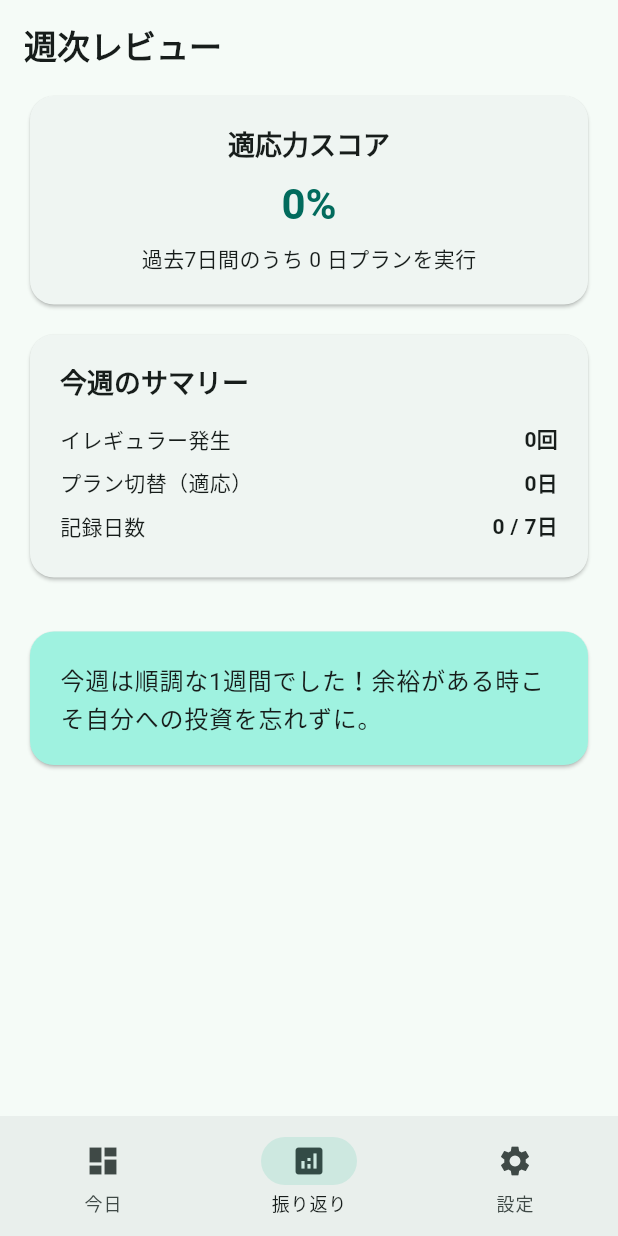
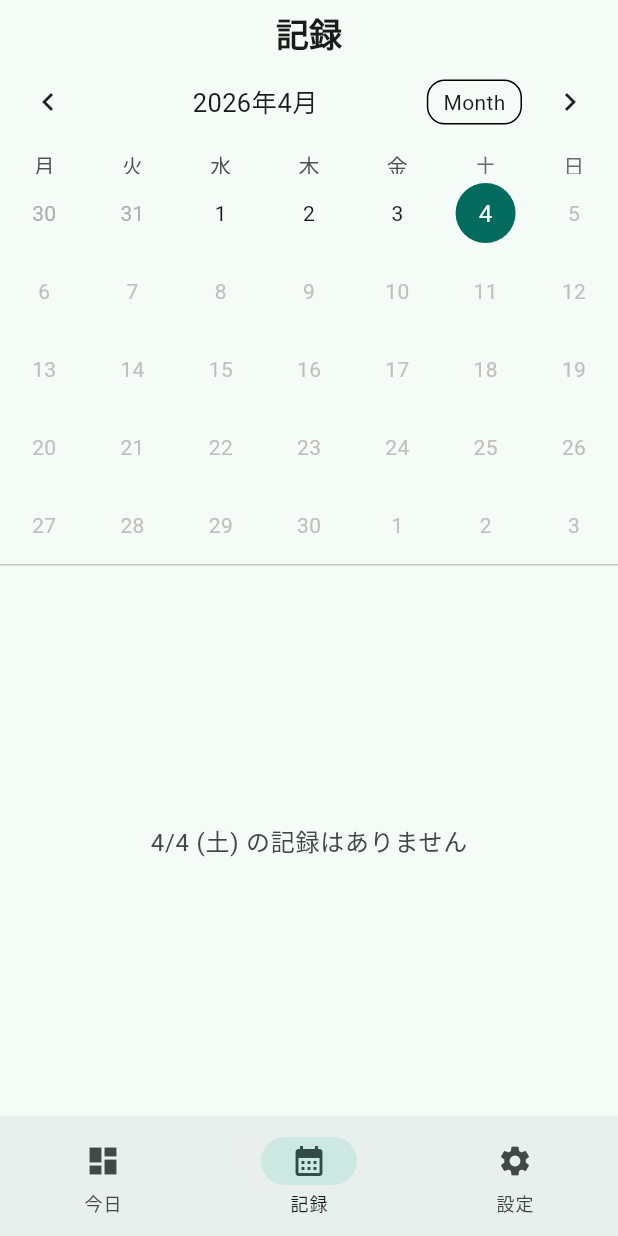
Before and after one commit to linnefromice/papatune-flutter, a Flutter app: the DashboardScreen screen opened by its route, item 2 of the bottom bar chosen, on a phone screen of 412 x 824 dp. Run offline on Flutter 3.47's test engine with Material 3 defaults, Android fonts, the phone set to English and light mode, and no system bars; drawn by our look-alikes of table_calendar; our stand-ins replace shared_preferences; accounts and stored records are empty.

Commit message:
Add calendar-based daily record view with task history
Replace the weekly review page with a calendar view (table_calendar)
that shows daily plan records:

- Calendar marks days that have plans with dot indicators
- Tap any date to view that day's plan details and task completion
- Tasks can be toggled (checked/unchecked) for any past date
- PlanProvider: add getPlanForDate, hasPlanForDate, toggleTaskForDate
- Bottom nav: rename "振り返り" to "記録" with calendar icon

Co-Authored-By: Claude Opus 4.6 (1M context) <noreply@anthropic.com>

```diff
--- a/lib/screens/dashboard/dashboard_screen.dart
+++ b/lib/screens/dashboard/dashboard_screen.dart
@@ -85,7 +85,7 @@ class _DashboardScreenState extends State<DashboardScreen> {
         onDestinationSelected: (i) => setState(() => _currentIndex = i),
         destinations: const [
           NavigationDestination(icon: Icon(Icons.dashboard), label: '今日'),
-          NavigationDestination(icon: Icon(Icons.analytics), label: '振り返り'),
+          NavigationDestination(icon: Icon(Icons.calendar_month), label: '記録'),
           NavigationDestination(icon: Icon(Icons.settings), label: '設定'),
         ],
       ),
--- a/lib/screens/dashboard/pages/review_page.dart
+++ b/lib/screens/dashboard/pages/review_page.dart
@@ -1,190 +1,183 @@
 import 'package:flutter/material.dart';
+import 'package:intl/intl.dart';
 import 'package:provider/provider.dart';
+import 'package:table_calendar/table_calendar.dart';
 
-import '../../../constants/app_values.dart';
-import '../../../enums/plan_mode.dart';
-import '../../../providers/disruption_provider.dart';
+import '../../../models/daily_plan.dart';
 import '../../../providers/plan_provider.dart';
-import '../widgets/stat_row.dart';
 
-class ReviewPage extends StatelessWidget {
+class ReviewPage extends StatefulWidget {
   const ReviewPage({super.key});
+
+  @override
+  State<ReviewPage> createState() => _ReviewPageState();
+}
+
+class _ReviewPageState extends State<ReviewPage> {
+  DateTime _focusedDay = DateTime.now();
+  DateTime _selectedDay = DateTime.now();
+  CalendarFormat _calendarFormat = CalendarFormat.month;
 
   @override
   Widget build(BuildContext context) {
     final theme = Theme.of(context);
-    final plans =
-        context.watch<PlanProvider>().plansForLastNDays(AppValues.reviewPeriodDays);
-    final disruptions = context.watch<DisruptionProvider>();
-
-    final last7dDisruptions = disruptions.logsForDateRange(
-      DateTime.now().subtract(
-          const Duration(days: AppValues.reviewPeriodDays)),
-      DateTime.now(),
-    );
-
-    final daysWithPlans = plans.length;
-    final daysAdapted =
-        plans.where((p) => p.mode != PlanMode.planA).length;
-    final adaptabilityScore = daysWithPlans > 0
-        ? ((daysWithPlans / AppValues.reviewPeriodDays) * 100).round()
-        : 0;
+    final planProvider = context.watch<PlanProvider>();
+    final selectedPlan = planProvider.getPlanForDate(_selectedDay);
+    final plans = planProvider.plans;
 
     return SafeArea(
-      child: ListView(
-        padding: const EdgeInsets.all(16),
+      child: Column(
         children: [
-          Text('週次レビュー', style: theme.textTheme.headlineMedium),
-          const SizedBox(height: 16),
-          _AdaptabilityScoreCard(
-            score: adaptabilityScore,
-            daysWithPlans: daysWithPlans,
+          Padding(
+            padding: const EdgeInsets.fromLTRB(16, 8, 16, 0),
+            child: Text('記録', style: theme.textTheme.headlineMedium),
           ),
-          const SizedBox(height: 12),
-          _WeeklySummaryCard(
-            disruptionCount: last7dDisruptions.length,
-            daysAdapted: daysAdapted,
-            daysWithPlans: daysWithPlans,
+          TableCalendar<DailyPlan>(
+            firstDay: DateTime.now().subtract(const Duration(days: 365)),
+            lastDay: DateTime.now(),
+            focusedDay: _focusedDay,
+            selectedDayPredicate: (day) => isSameDay(day, _selectedDay),
+            calendarFormat: _calendarFormat,
+            onFormatChanged: (format) =>
+                setState(() => _calendarFormat = format),
+            onDaySelected: (selected, focused) {
+              setState(() {
+                _selectedDay = selected;
+                _focusedDay = focused;
+              });
+            },
+            eventLoader: (day) {
+              final plan = plans[_dateKey(day)];
+              return plan != null ? [plan] : [];
+            },
+            calendarStyle: CalendarStyle(
+              markerDecoration: BoxDecoration(
+                color: theme.colorScheme.primary,
+                shape: BoxShape.circle,
+              ),
+              markerSize: 6,
+              markersMaxCount: 1,
+              todayDecoration: BoxDecoration(
+                color: theme.colorScheme.primaryContainer,
+                shape: BoxShape.circle,
+              ),
+              selectedDecoration: BoxDecoration(
+                color: theme.colorScheme.primary,
+                shape: BoxShape.circle,
+              ),
+            ),
+            headerStyle: const HeaderStyle(
+              formatButtonShowsNext: false,
+              titleCentered: true,
+            ),
+            locale: 'ja_JP',
+            startingDayOfWeek: StartingDayOfWeek.monday,
           ),
-          const SizedBox(height: 12),
-          if (plans.isNotEmpty) _PlanModeHistoryCard(plans: plans),
-          const SizedBox(height: 16),
-          _FeedbackCard(daysAdapted: daysAdapted),
+          const Divider(height: 1),
+          Expanded(
+            child: selectedPlan != null
+                ? _DayPlanDetail(
+                    plan: selectedPlan,
+                    date: _selectedDay,
+                  )
+                : Center(
+                    child: Text(
+                      '${DateFormat('M/d (E)', 'ja_JP').format(_selectedDay)} の記録はありません',
+                      style: theme.textTheme.bodyLarge?.copyWith(
+                        color: theme.colorScheme.onSurfaceVariant,
+                      ),
+                    ),
+                  ),
+          ),
         ],
       ),
     );
   }
+
+  String _dateKey(DateTime day) {
+    return '${day.year}-${day.month.toString().padLeft(2, '0')}-${day.day.toString().padLeft(2, '0')}';
+  }
 }
 
-class _AdaptabilityScoreCard extends StatelessWidget {
-  final int score;
-  final int daysWithPlans;
-  const _AdaptabilityScoreCard({
-    required this.score,
-    required this.daysWithPlans,
-  });
+class _DayPlanDetail extends StatelessWidget {
+  final DailyPlan plan;
+  final DateTime date;
+
+  const _DayPlanDetail({required this.plan, required this.date});
 
   @override
   Widget build(BuildContext context) {
     final theme = Theme.of(context);
-    return Card(
-      child: Padding(
-        padding: const EdgeInsets.all(20),
-        child: Column(
+    final dateLabel = DateFormat('M/d (E)', 'ja_JP').format(date);
+
+    return ListView(
+      padding: const EdgeInsets.all(16),
+      children: [
+        Row(
           children: [
-            Text('適応力スコア', style: theme.textTheme.titleLarge),
-            const SizedBox(height: 12),
-            Text(
-              '$score%',
-              style: theme.textTheme.headlineLarge?.copyWith(
-                color: theme.colorScheme.primary,
-                fontWeight: FontWeight.bold,
+            Text(dateLabel, style: theme.textTheme.titleMedium),
+            const SizedBox(width: 8),
+            Container(
+              padding: const EdgeInsets.symmetric(horizontal: 8, vertical: 2),
+              decoration: BoxDecoration(
+                color: plan.mode.color.withAlpha(30),
+                borderRadius: BorderRadius.circular(8),
+              ),
+              child: Text(
+                plan.mode.description,
+                style: theme.textTheme.labelSmall?.copyWith(
+                  color: plan.mode.color,
+                ),
               ),
             ),
-            const SizedBox(height: 8),
-            Text('過去${AppValues.reviewPeriodDays}日間のうち $daysWithPlans 日プランを実行'),
+            const Spacer(),
+            Text(
+              '${plan.completedCount} / ${plan.totalCount}',
+              style: theme.textTheme.bodyMedium?.copyWith(
+                color: theme.colorScheme.onSurfaceVariant,
+              ),
+            ),
           ],
         ),
-      ),
+        const SizedBox(height: 8),
+        LinearProgressIndicator(
+          value:
+              plan.totalCount > 0 ? plan.completedCount / plan.totalCount : 0,
+          borderRadius: BorderRadius.circular(4),
+        ),
+        const SizedBox(height: 12),
+        ...plan.tasks.map((task) {
+          return ListTile(
+            dense: true,
+            leading: Checkbox(
+              value: task.isDone,
+              onChanged: (_) {
+                context
+                    .read<PlanProvider>()
+                    .toggleTaskForDate(date, task.id);
+              },
+            ),
+            title: Text(
+              task.title,
+              style: TextStyle(
+                decoration: task.isDone ? TextDecoration.lineThrough : null,
+                color: task.isDone
+                    ? theme.colorScheme.onSurfaceVariant
+                    : null,
+              ),
+            ),
+            subtitle: task.timeSlot != null ? Text(task.timeSlot!) : null,
+            trailing: task.isOptional
+                ? Chip(
+                    label: const Text('任意'),
+                    labelStyle: theme.textTheme.labelSmall,
+                    padding: EdgeInsets.zero,
+                    visualDensity: VisualDensity.compact,
+                  )
+                : null,
+          );
+        }),
+      ],
     );
   }
 }
-
-class _WeeklySummaryCard extends StatelessWidget {
-  final int disruptionCount;
-  final int daysAdapted;
-  final int daysWithPlans;
-  const _WeeklySummaryCard({
-    required this.disruptionCount,
-    required this.daysAdapted,
-    required this.daysWithPlans,
-  });
-
-  @override
-  Widget build(BuildContext context) {
-    final theme = Theme.of(context);
-    return Card(
-      child: Padding(
-        padding: const EdgeInsets.all(20),
-        child: Column(
-          crossAxisAlignment: CrossAxisAlignment.start,
-          children: [
-            Text('今週のサマリー', style: theme.textTheme.titleLarge),
-            const SizedBox(height: 12),
-            StatRow(label: 'イレギュラー発生', value: '$disruptionCount回'),
-            StatRow(label: 'プラン切替（適応）', value: '$daysAdapted日'),
-            StatRow(
-                label: '記録日数',
-                value: '$daysWithPlans / ${AppValues.reviewPeriodDays}日'),
-          ],
-        ),
-      ),
-    );
-  }
-}
-
-class _PlanModeHistoryCard extends StatelessWidget {
-  final List plans;
-  const _PlanModeHistoryCard({required this.plans});
-
-  @override
-  Widget build(BuildContext context) {
-    final theme = Theme.of(context);
-    return Card(
-      child: Padding(
-        padding: const EdgeInsets.all(20),
-        child: Column(
-          crossAxisAlignment: CrossAxisAlignment.start,
-          children: [
-            Text('日別プランモード', style: theme.textTheme.titleLarge),
-            const SizedBox(height: 12),
-            ...plans.map((p) {
-              return Padding(
-                padding: const EdgeInsets.symmetric(vertical: 4),
-                child: Row(
-                  children: [
-                    Container(
-                      width: 12,
-                      height: 12,
-                      decoration: BoxDecoration(
-                        color: p.mode.color,
-                        shape: BoxShape.circle,
-                      ),
-                    ),
-                    const SizedBox(width: 8),
-                    Text(p.dateKey),
-                    const SizedBox(width: 8),
-                    Text(p.mode.description,
-                        style: TextStyle(color: p.mode.color)),
-                  ],
-                ),
-              );
-            }),
-          ],
-        ),
-      ),
-    );
-  }
-}
-
-class _FeedbackCard extends StatelessWidget {
-  final int daysAdapted;
-  const _FeedbackCard({required this.daysAdapted});
-
-  @override
-  Widget build(BuildContext context) {
-    final theme = Theme.of(context);
-    return Card(
-      color: theme.colorScheme.primaryContainer,
-      child: Padding(
-        padding: const EdgeInsets.all(20),
-        child: Text(
-          daysAdapted > 0
-              ? '今週は$daysAdapted日プランを柔軟に切り替えました。予定が崩れても適応できるあなたの姿勢は、お子さんにとって最高のお手本です！'
-              : '今週は順調な1週間でした！余裕がある時こそ自分への投資を忘れずに。',
-          style: theme.textTheme.bodyLarge,
-        ),
-      ),
-    );
-  }
-}
--- a/pubspec.yaml
+++ b/pubspec.yaml
@@ -38,6 +38,7 @@ dependencies:
   shared_preferences: ^2.3.4
   intl: ^0.19.0
   uuid: ^4.5.1
+  table_calendar: ^3.1.3
 
 dev_dependencies:
   flutter_test:
```
Also changed, not shown: lib/providers/plan_provider.dart (+28 -0 lines), pubspec.lock.
